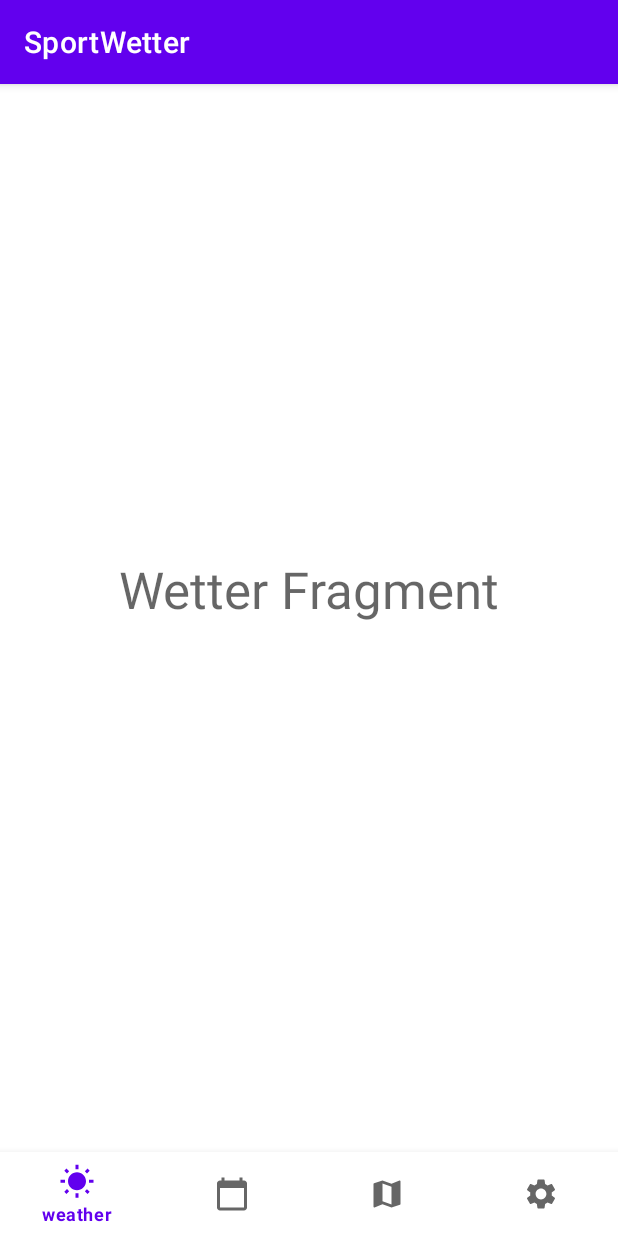
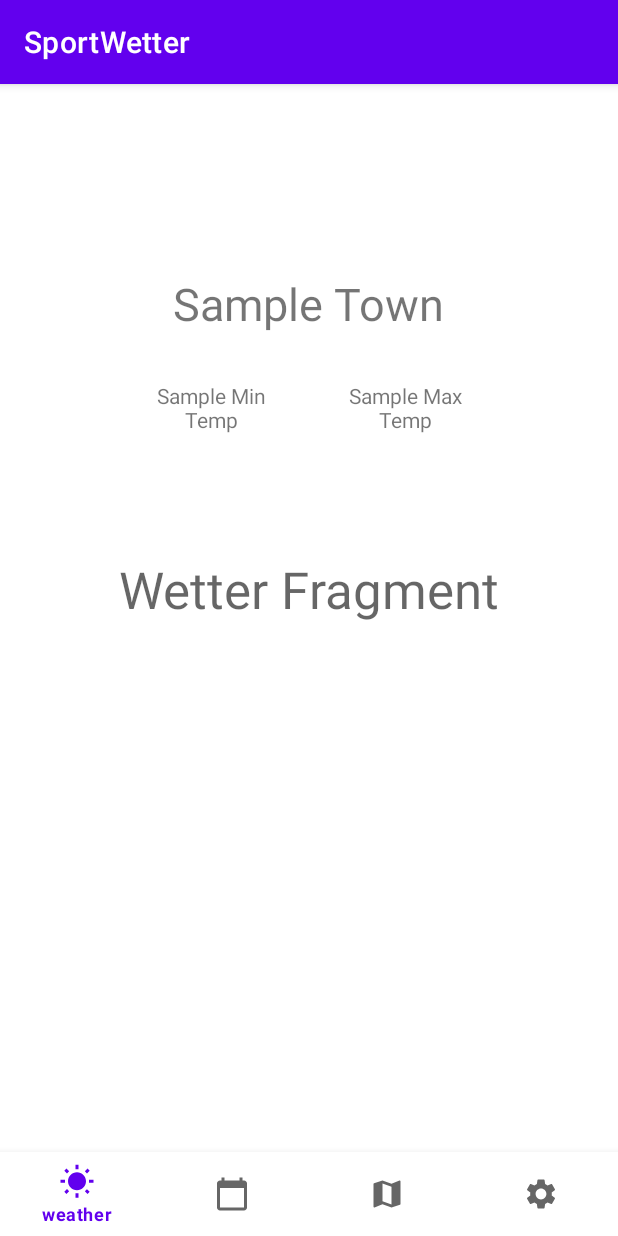
Before and after one commit to PaulDieterich/HS-Osnabrueck-Programmierung3-Projekt, an Android app: the WeatherFragment screen opened through its navigation route, on a phone screen of 412 x 824 dp. Run offline under Robolectric (Android 15) with nearby library versions, the phone set to English and light mode, and no system bars; our stand-ins replace navigation-ui.

Commit message:
build.gradle for OWM-JAVI, WeatherFragment.java

```diff
--- a/SportWetter/app/build.gradle
+++ b/SportWetter/app/build.gradle
@@ -32,6 +32,7 @@ android {
 dependencies {
 
     implementation 'com.google.android.gms:play-services-maps:17.0.0'
+
     def room_version = "2.2.6"
     implementation "androidx.room:room-runtime:$room_version"
     annotationProcessor "androidx.room:room-compiler:$room_version"
@@ -62,8 +63,12 @@ dependencies {
     //https://developer.android.com/guide/fragments/create
 
 
-
-
+    //-------------------------------------------------------------------------------------------
+    /*
+        OpenWeatherMap-JavaAPIs Implementation by Ashutosh Kumar Singh
+        Source: https://github.com/iamashks/OWM-JAPIs
+     */
+    implementation files('libs\\owm-japis-2.5.3.0.jar')
 
     //-------------------------------------------------------------------------------------------
     //https://medium.com/@toddcookevt/android-room-storing-lists-of-objects-766cca57e3f9
--- a/SportWetter/app/src/main/java/de/hsos/sportwetter/ui/weather/WeatherFragment.java
+++ b/SportWetter/app/src/main/java/de/hsos/sportwetter/ui/weather/WeatherFragment.java
@@ -2,11 +2,15 @@ package de.hsos.sportwetter.ui.weather;
 
 import android.os.Bundle;
 
+import androidx.constraintlayout.widget.ConstraintLayout;
 import androidx.fragment.app.Fragment;
 
 import android.view.LayoutInflater;
 import android.view.View;
 import android.view.ViewGroup;
+import android.widget.EditText;
+import android.widget.FrameLayout;
+import android.widget.TextView;
 
 import de.hsos.sportwetter.R;
 
@@ -60,7 +64,25 @@ public class WeatherFragment extends Fragment {
     @Override
     public View onCreateView(LayoutInflater inflater, ViewGroup container,
                              Bundle savedInstanceState) {
+
+        View view = inflater.inflate(R.layout.fragment_weather, container, false);
+
+        TextView stadtname = (TextView) view.findViewById(R.id.stadtname);
+        TextView minTemp = (TextView) view.findViewById(R.id.minTemp);
+        TextView maxTemp = (TextView) view.findViewById(R.id.maxTemp);
+
+        //EditText searchView = (EditText) view.findViewById(R.id.stadtsuche);
+
+        stadtname.setText("Sample Town");
+        minTemp.setText("Sample Min Temp");
+        maxTemp.setText("Sample Max Temp");
+
+        stadtname.setTextSize(30);
+        stadtname.setTextAlignment(View.TEXT_ALIGNMENT_CENTER);
+        minTemp.setTextAlignment(View.TEXT_ALIGNMENT_CENTER);
+        maxTemp.setTextAlignment(View.TEXT_ALIGNMENT_CENTER);
+
         // Inflate the layout for this fragment
-        return inflater.inflate(R.layout.fragment_weather, container, false);
+        return view;
     }
 }
```
